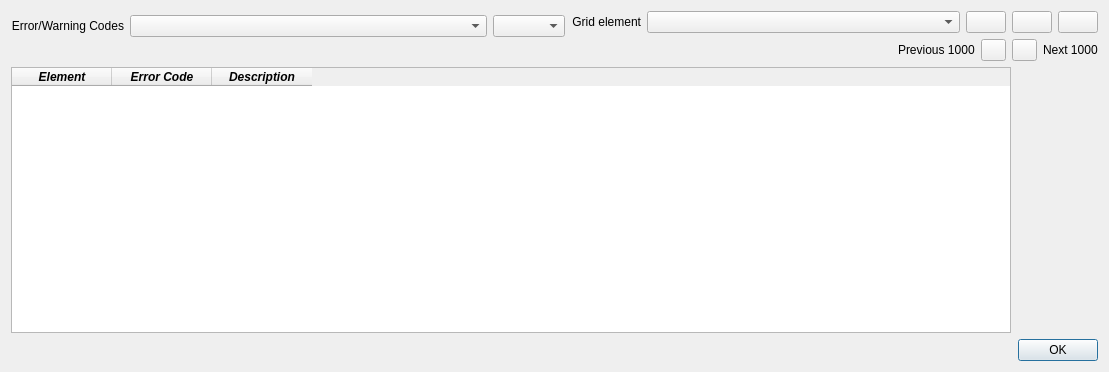
This is flo2d/ui/issues.ui in FLO-2DSoftware/qgis-flo-2d-plugin as Qt 5 draws it before an edit. The edited form follows.
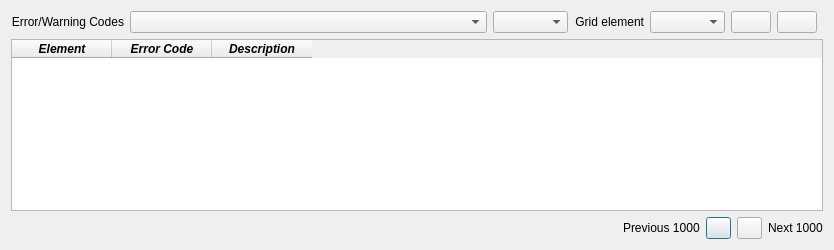
This is the edited form. Icons and pictures are not drawn.

Commit message: Reimplemented the Debug tool. Fixed minor bugs (deprecation and zombie processes). Changed all the Warning and Errors to dock instead of Dialog. Did some small changes on the layout.

```diff
--- a/flo2d/ui/issues.ui
+++ b/flo2d/ui/issues.ui
@@ -6,8 +6,8 @@
    <rect>
     <x>0</x>
     <y>0</y>
-    <width>1109</width>
-    <height>372</height>
+    <width>732</width>
+    <height>250</height>
    </rect>
   </property>
   <property name="sizePolicy">
@@ -20,14 +20,158 @@
    <string>Errors and Warnings Analysis</string>
   </property>
   <layout class="QGridLayout" name="gridLayout_13">
-   <item row="2" column="0">
-    <widget class="QDialogButtonBox" name="buttonBox">
-     <property name="standardButtons">
-      <set>QDialogButtonBox::Ok</set>
-     </property>
-    </widget>
-   </item>
    <item row="1" column="0">
+    <layout class="QGridLayout" name="gridLayout_6">
+     <item row="0" column="4">
+      <widget class="QLabel" name="next_grid_issues_lbl">
+       <property name="text">
+        <string>Next 1000</string>
+       </property>
+      </widget>
+     </item>
+     <item row="0" column="0">
+      <spacer name="horizontalSpacer_2">
+       <property name="orientation">
+        <enum>Qt::Horizontal</enum>
+       </property>
+       <property name="sizeHint" stdset="0">
+        <size>
+         <width>40</width>
+         <height>20</height>
+        </size>
+       </property>
+      </spacer>
+     </item>
+     <item row="0" column="2">
+      <widget class="QPushButton" name="previous_grid_issues_btn">
+       <property name="sizePolicy">
+        <sizepolicy hsizetype="Fixed" vsizetype="Fixed">
+         <horstretch>0</horstretch>
+         <verstretch>0</verstretch>
+        </sizepolicy>
+       </property>
+       <property name="minimumSize">
+        <size>
+         <width>25</width>
+         <height>0</height>
+        </size>
+       </property>
+       <property name="maximumSize">
+        <size>
+         <width>25</width>
+         <height>16777215</height>
+        </size>
+       </property>
+       <property name="text">
+        <string/>
+       </property>
+       <property name="icon">
+        <iconset>
+         <normaloff>../img/arrow_4.svg</normaloff>../img/arrow_4.svg</iconset>
+       </property>
+      </widget>
+     </item>
+     <item row="0" column="1">
+      <widget class="QLabel" name="previous_grid_issues_lbl">
+       <property name="text">
+        <string>Previous 1000</string>
+       </property>
+      </widget>
+     </item>
+     <item row="0" column="3">
+      <widget class="QPushButton" name="next_grid_issues_btn">
+       <property name="sizePolicy">
+        <sizepolicy hsizetype="Fixed" vsizetype="Fixed">
+         <horstretch>0</horstretch>
+         <verstretch>0</verstretch>
+        </sizepolicy>
+       </property>
+       <property name="minimumSize">
+        <size>
+         <width>25</width>
+         <height>0</height>
+        </size>
+       </property>
+       <property name="maximumSize">
+        <size>
+         <width>25</width>
+         <height>16777215</height>
+        </size>
+       </property>
+       <property name="text">
+        <string/>
+       </property>
+       <property name="icon">
+        <iconset>
+         <normaloff>../img/arrow_2.svg</normaloff>../img/arrow_2.svg</iconset>
+       </property>
+      </widget>
+     </item>
+    </layout>
+   </item>
+   <item row="0" column="0">
+    <layout class="QGridLayout" name="gridLayout_5">
+     <item row="0" column="0">
+      <widget class="QLabel" name="label_3">
+       <property name="enabled">
+        <bool>true</bool>
+       </property>
+       <property name="sizePolicy">
+        <sizepolicy hsizetype="Fixed" vsizetype="Fixed">
+         <horstretch>0</horstretch>
+         <verstretch>0</verstretch>
+        </sizepolicy>
+       </property>
+       <property name="text">
+        <string>Error/Warning Codes</string>
+       </property>
+       <property name="alignment">
+        <set>Qt::AlignRight|Qt::AlignTrailing|Qt::AlignVCenter</set>
+       </property>
+      </widget>
+     </item>
+     <item row="0" column="2">
+      <widget class="QComboBox" name="errors_cbo">
+       <property name="enabled">
+        <bool>true</bool>
+       </property>
+       <property name="sizePolicy">
+        <sizepolicy hsizetype="Fixed" vsizetype="Fixed">
+         <horstretch>0</horstretch>
+         <verstretch>0</verstretch>
+        </sizepolicy>
+       </property>
+       <property name="minimumSize">
+        <size>
+         <width>75</width>
+         <height>0</height>
+        </size>
+       </property>
+       <property name="maxVisibleItems">
+        <number>20</number>
+       </property>
+       <property name="insertPolicy">
+        <enum>QComboBox::InsertAlphabetically</enum>
+       </property>
+      </widget>
+     </item>
+     <item row="0" column="3">
+      <widget class="QLabel" name="label_7">
+       <property name="sizePolicy">
+        <sizepolicy hsizetype="Fixed" vsizetype="Fixed">
+         <horstretch>0</horstretch>
+         <verstretch>0</verstretch>
+        </sizepolicy>
+       </property>
+       <property name="text">
+        <string>Grid element</string>
+       </property>
+       <property name="alignment">
+        <set>Qt::AlignRight|Qt::AlignTrailing|Qt::AlignVCenter</set>
+       </property>
+      </widget>
+     </item>
+     <item row="1" column="0" colspan="8">
     <widget class="QTableWidget" name="description_tblw">
      <property name="enabled">
       <bool>true</bool>
@@ -40,7 +184,7 @@
      </property>
      <property name="maximumSize">
       <size>
-       <width>1000</width>
+         <width>16777215</width>
        <height>16777215</height>
       </size>
      </property>
@@ -112,46 +256,68 @@
      </column>
     </widget>
    </item>
-   <item row="0" column="0">
-    <layout class="QGridLayout" name="gridLayout_10">
-     <item row="0" column="0">
-      <layout class="QGridLayout" name="gridLayout_7">
-       <item row="1" column="0">
-        <spacer name="horizontalSpacer">
-         <property name="orientation">
-          <enum>Qt::Horizontal</enum>
-         </property>
-         <property name="sizeHint" stdset="0">
-          <size>
-           <width>494</width>
-           <height>20</height>
-          </size>
-         </property>
-        </spacer>
-       </item>
-       <item row="0" column="0">
-        <layout class="QGridLayout" name="gridLayout_4">
-         <item row="0" column="0">
-          <layout class="QGridLayout" name="gridLayout_2">
-           <property name="sizeConstraint">
-            <enum>QLayout::SetFixedSize</enum>
-           </property>
-           <item row="0" column="0">
-            <widget class="QLabel" name="label_3">
+     <item row="0" column="6">
+      <widget class="QPushButton" name="zoom_out_btn">
+       <property name="toolTip">
+        <string>Zoom Out</string>
+       </property>
+       <property name="toolTipDuration">
+        <number>-1</number>
+       </property>
+       <property name="text">
+        <string/>
+       </property>
+       <property name="icon">
+        <iconset>
+         <normaloff>../img/zoom_out.svg</normaloff>../img/zoom_out.svg</iconset>
+       </property>
+      </widget>
+     </item>
+     <item row="0" column="4">
+      <widget class="QComboBox" name="elements_cbo">
              <property name="enabled">
               <bool>true</bool>
              </property>
              <property name="sizePolicy">
-              <sizepolicy hsizetype="Fixed" vsizetype="Fixed">
+        <sizepolicy hsizetype="Expanding" vsizetype="Fixed">
                <horstretch>0</horstretch>
                <verstretch>0</verstretch>
               </sizepolicy>
              </property>
+       <property name="minimumSize">
+        <size>
+         <width>75</width>
+         <height>0</height>
+        </size>
+       </property>
+       <property name="maximumSize">
+        <size>
+         <width>16777215</width>
+         <height>16777215</height>
+        </size>
+       </property>
+       <property name="maxVisibleItems">
+        <number>20</number>
+       </property>
+       <property name="insertPolicy">
+        <enum>QComboBox::InsertAlphabetically</enum>
+       </property>
+      </widget>
+     </item>
+     <item row="0" column="5">
+      <widget class="QPushButton" name="zoom_in_btn">
+       <property name="toolTip">
+        <string>Zoom In</string>
+       </property>
+       <property name="toolTipDuration">
+        <number>-1</number>
+       </property>
              <property name="text">
-              <string>Error/Warning Codes</string>
-             </property>
-             <property name="alignment">
-              <set>Qt::AlignRight|Qt::AlignTrailing|Qt::AlignVCenter</set>
+        <string/>
+       </property>
+       <property name="icon">
+        <iconset>
+         <normaloff>../img/zoom_in.svg</normaloff>../img/zoom_in.svg</iconset>
              </property>
             </widget>
            </item>
@@ -313,233 +479,7 @@
            </item>
           </layout>
          </item>
-         <item row="0" column="1">
-          <widget class="QComboBox" name="errors_cbo">
-           <property name="enabled">
-            <bool>true</bool>
-           </property>
-           <property name="sizePolicy">
-            <sizepolicy hsizetype="Fixed" vsizetype="Fixed">
-             <horstretch>0</horstretch>
-             <verstretch>0</verstretch>
-            </sizepolicy>
-           </property>
-           <property name="maxVisibleItems">
-            <number>20</number>
-           </property>
-           <property name="insertPolicy">
-            <enum>QComboBox::InsertAlphabetically</enum>
-           </property>
-          </widget>
-         </item>
-        </layout>
-       </item>
-      </layout>
-     </item>
-     <item row="0" column="1">
-      <layout class="QGridLayout" name="gridLayout_9">
-       <item row="0" column="0">
-        <layout class="QGridLayout" name="gridLayout">
-         <property name="sizeConstraint">
-          <enum>QLayout::SetFixedSize</enum>
-         </property>
-         <item row="0" column="0">
-          <widget class="QLabel" name="label_7">
-           <property name="sizePolicy">
-            <sizepolicy hsizetype="Fixed" vsizetype="Fixed">
-             <horstretch>0</horstretch>
-             <verstretch>0</verstretch>
-            </sizepolicy>
-           </property>
-           <property name="text">
-            <string>Grid element</string>
-           </property>
-           <property name="alignment">
-            <set>Qt::AlignRight|Qt::AlignTrailing|Qt::AlignVCenter</set>
-           </property>
-          </widget>
-         </item>
-         <item row="0" column="1">
-          <widget class="QComboBox" name="elements_cbo">
-           <property name="enabled">
-            <bool>true</bool>
-           </property>
-           <property name="sizePolicy">
-            <sizepolicy hsizetype="Expanding" vsizetype="Fixed">
-             <horstretch>0</horstretch>
-             <verstretch>0</verstretch>
-            </sizepolicy>
-           </property>
-           <property name="maxVisibleItems">
-            <number>20</number>
-           </property>
-           <property name="insertPolicy">
-            <enum>QComboBox::InsertAlphabetically</enum>
-           </property>
-          </widget>
-         </item>
-         <item row="0" column="2">
-          <widget class="QPushButton" name="zoom_in_btn">
-           <property name="toolTip">
-            <string>Zoom In</string>
-           </property>
-           <property name="toolTipDuration">
-            <number>-1</number>
-           </property>
-           <property name="text">
-            <string/>
-           </property>
-           <property name="icon">
-            <iconset>
-             <normaloff>../img/zoom_in.svg</normaloff>../img/zoom_in.svg</iconset>
-           </property>
-          </widget>
-         </item>
-         <item row="0" column="3">
-          <widget class="QPushButton" name="zoom_out_btn">
-           <property name="toolTip">
-            <string>Zoom Out</string>
-           </property>
-           <property name="toolTipDuration">
-            <number>-1</number>
-           </property>
-           <property name="text">
-            <string/>
-           </property>
-           <property name="icon">
-            <iconset>
-             <normaloff>../img/zoom_out.svg</normaloff>../img/zoom_out.svg</iconset>
-           </property>
-          </widget>
-         </item>
-         <item row="0" column="4">
-          <widget class="QPushButton" name="find_cell_btn">
-           <property name="sizePolicy">
-            <sizepolicy hsizetype="Fixed" vsizetype="Fixed">
-             <horstretch>0</horstretch>
-             <verstretch>0</verstretch>
-            </sizepolicy>
-           </property>
-           <property name="text">
-            <string/>
-           </property>
-           <property name="icon">
-            <iconset>
-             <normaloff>../img/eye-svgrepo-com.svg</normaloff>../img/eye-svgrepo-com.svg</iconset>
-           </property>
-          </widget>
-         </item>
-        </layout>
-       </item>
-       <item row="1" column="0">
-        <layout class="QGridLayout" name="gridLayout_8">
-         <item row="0" column="0">
-          <spacer name="horizontalSpacer_2">
-           <property name="orientation">
-            <enum>Qt::Horizontal</enum>
-           </property>
-           <property name="sizeHint" stdset="0">
-            <size>
-             <width>62</width>
-             <height>20</height>
-            </size>
-           </property>
-          </spacer>
-         </item>
-         <item row="0" column="1">
-          <layout class="QGridLayout" name="gridLayout_3">
-           <item row="0" column="0">
-            <layout class="QGridLayout" name="gridLayout_12">
-             <item row="0" column="0">
-              <widget class="QLabel" name="previous_grid_issues_lbl">
-               <property name="text">
-                <string>Previous 1000</string>
-               </property>
-              </widget>
-             </item>
-             <item row="0" column="1">
-              <widget class="QPushButton" name="previous_grid_issues_btn">
-               <property name="sizePolicy">
-                <sizepolicy hsizetype="Fixed" vsizetype="Fixed">
-                 <horstretch>0</horstretch>
-                 <verstretch>0</verstretch>
-                </sizepolicy>
-               </property>
-               <property name="minimumSize">
-                <size>
-                 <width>25</width>
-                 <height>0</height>
-                </size>
-               </property>
-               <property name="maximumSize">
-                <size>
-                 <width>25</width>
-                 <height>16777215</height>
-                </size>
-               </property>
-               <property name="text">
-                <string/>
-               </property>
-               <property name="icon">
-                <iconset>
-                 <normaloff>../img/arrow_4.svg</normaloff>../img/arrow_4.svg</iconset>
-               </property>
-              </widget>
-             </item>
-            </layout>
-           </item>
-           <item row="0" column="1">
-            <layout class="QGridLayout" name="gridLayout_6">
-             <item row="0" column="0">
-              <widget class="QPushButton" name="next_grid_issues_btn">
-               <property name="sizePolicy">
-                <sizepolicy hsizetype="Fixed" vsizetype="Fixed">
-                 <horstretch>0</horstretch>
-                 <verstretch>0</verstretch>
-                </sizepolicy>
-               </property>
-               <property name="minimumSize">
-                <size>
-                 <width>25</width>
-                 <height>0</height>
-                </size>
-               </property>
-               <property name="maximumSize">
-                <size>
-                 <width>25</width>
-                 <height>16777215</height>
-                </size>
-               </property>
-               <property name="text">
-                <string/>
-               </property>
-               <property name="icon">
-                <iconset>
-                 <normaloff>../img/arrow_2.svg</normaloff>../img/arrow_2.svg</iconset>
-               </property>
-              </widget>
-             </item>
-             <item row="0" column="1">
-              <widget class="QLabel" name="next_grid_issues_lbl">
-               <property name="text">
-                <string>Next 1000</string>
-               </property>
-              </widget>
-             </item>
-            </layout>
-           </item>
-          </layout>
-         </item>
-        </layout>
-       </item>
-      </layout>
-     </item>
-    </layout>
-   </item>
-  </layout>
-  <zorder>description_tblw</zorder>
-  <zorder>buttonBox</zorder>
-  <zorder></zorder>
+  </layout>
  </widget>
  <resources/>
  <connections>
```
Left out of the diff: 19 changed lines with no effect on the pictures. Lines whose indentation alone changed are shown as unchanged. The commit also changes 10 other files.
